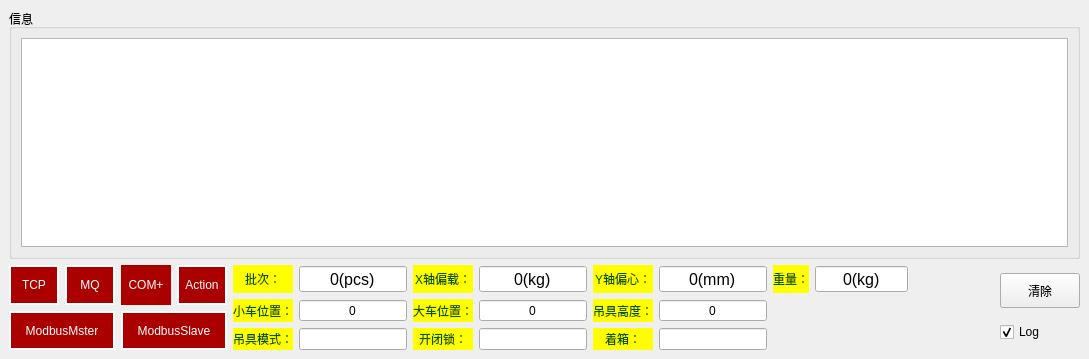
First picture: the form in ZBY_MQ/mainwindow.ui, repository 519984307/ZBY_MQQ, before the edit.
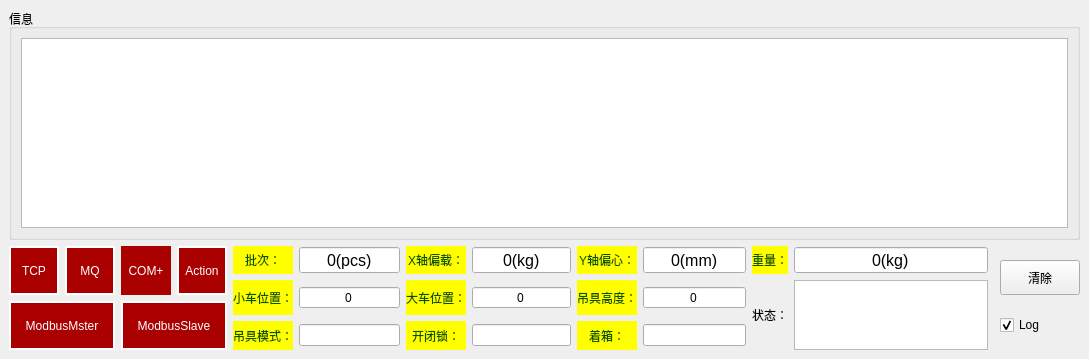
Second picture: the form after the edit. Icons and pictures are not drawn.

The edit to the form file:
```diff
--- a/ZBY_MQ/mainwindow.ui
+++ b/ZBY_MQ/mainwindow.ui
@@ -600,6 +600,16 @@
         </property>
        </widget>
       </item>
+      <item row="1" column="7" rowspan="2">
+       <widget class="QTextEdit" name="textEdit"/>
+      </item>
+      <item row="1" column="6" rowspan="2">
+       <widget class="QLabel" name="label_17">
+        <property name="text">
+         <string>状态：</string>
+        </property>
+       </widget>
+      </item>
      </layout>
     </item>
     <item row="1" column="2">
```
